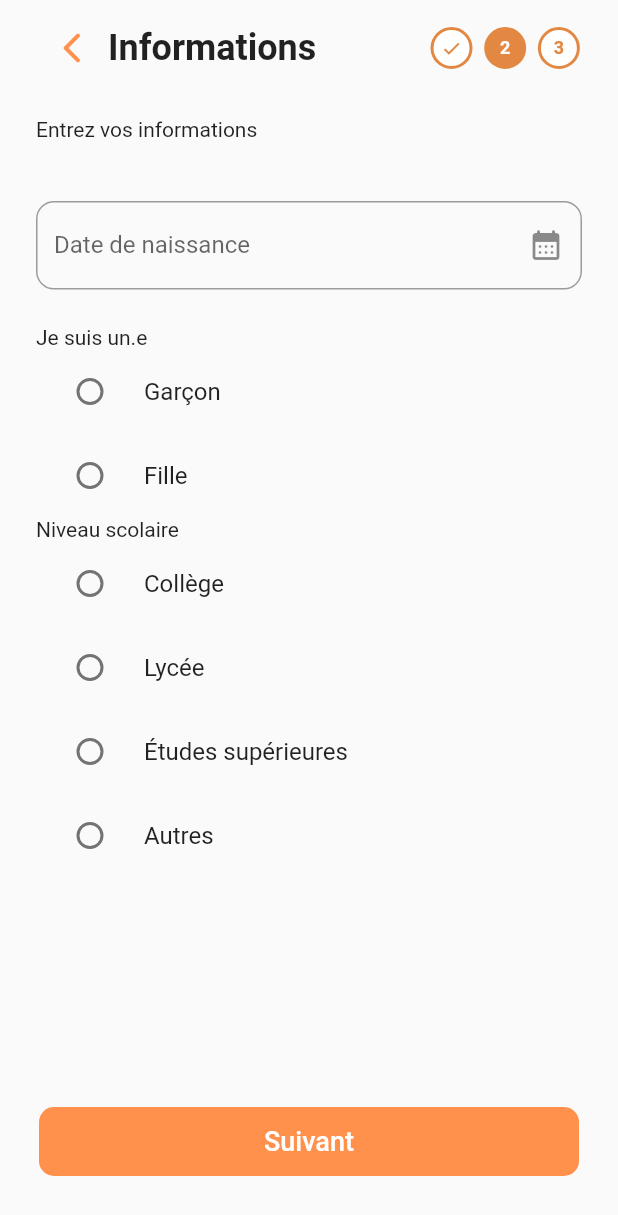
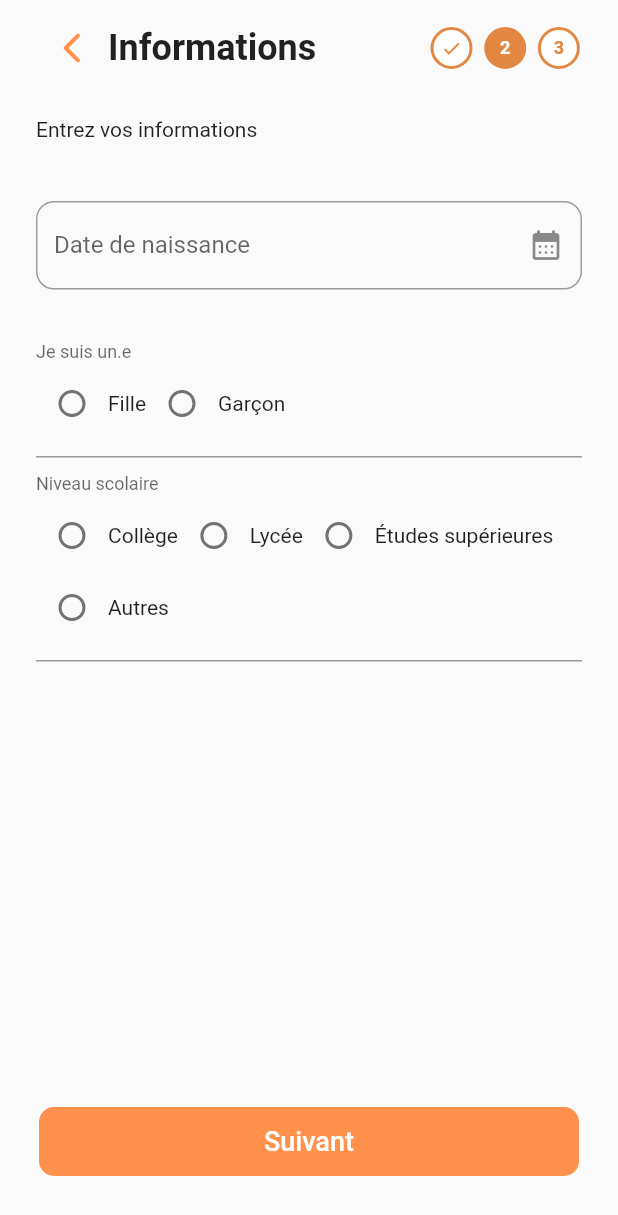
Before and after one commit to Les-Pilotes/immersion, a Flutter app: the SignUpRegistrationScreen screen opened directly, after a tap on "Suivant", on a phone screen of 412 x 824 dp. Shown: the top 1215 px of the screen. Run offline on Flutter 3.47's test engine with Material 2 defaults, Android fonts, the phone set to English and light mode, and no system bars; drawn by our look-alikes of flutter_form_builder; our stand-ins replace cloud_firestore, email_validator, firebase_auth, firebase_core, flutter_bloc, form_builder_validators; accounts and stored records are empty.

Commit message:
Adding Custom radio group for user information

```diff
--- a/lib/src/features/authentication/domain/gender.dart
+++ b/lib/src/features/authentication/domain/gender.dart
@@ -1,4 +1,15 @@
 enum Gender {
+  female,
   male,
-  female,
 }
+
+extension GenderExtension on Gender {
+  String get name {
+    switch (this) {
+      case Gender.female:
+        return 'Fille';
+      case Gender.male:
+        return 'Garçon';
+    }
+  }
+}
--- a/lib/src/features/authentication/domain/school_level.dart
+++ b/lib/src/features/authentication/domain/school_level.dart
@@ -4,3 +4,18 @@ enum SchoolLevel {
   higherEducation,
   other,
 }
+
+extension SchoolLevelExtension on SchoolLevel {
+  String get name {
+    switch (this) {
+      case SchoolLevel.college:
+        return 'Collège';
+      case SchoolLevel.highSchool:
+        return 'Lycée';
+      case SchoolLevel.higherEducation:
+        return 'Études supérieures';
+      case SchoolLevel.other:
+        return 'Autres';
+    }
+  }
+}
--- a/lib/src/features/authentication/presentation/screens/sign_up_informations.dart
+++ b/lib/src/features/authentication/presentation/screens/sign_up_informations.dart
@@ -1,12 +1,15 @@
 import 'package:flutter/material.dart';
+import 'package:flutter_form_builder/flutter_form_builder.dart';
+import 'package:form_builder_validators/form_builder_validators.dart';
+import 'package:immersion/src/features/authentication/domain/gender.dart';
+import 'package:immersion/src/features/authentication/domain/school_level.dart';
 import 'package:immersion/src/features/authentication/presentation/screens/sign_up_preferences.dart';
-import 'package:immersion/src/features/authentication/presentation/widgets/gender_selection.dart';
-import 'package:immersion/src/features/authentication/presentation/widgets/school_level_selection.dart';
 import 'package:immersion/src/utils/styles.dart';
 import 'package:immersion/src/utils/ui_library/button/primary_button.dart';
 import 'package:immersion/src/utils/ui_library/misc/number_circle.dart';
 import 'package:immersion/src/utils/ui_library/text/pilotes_input_field.dart';
 import 'package:immersion/src/utils/ui_library/text/primary_page_title.dart';
+import 'package:intl/intl.dart';
 
 class SignUpInformationScreen extends StatefulWidget {
   const SignUpInformationScreen({super.key});
@@ -14,37 +17,57 @@ class SignUpInformationScreen extends StatefulWidget {
   static const String routeName = "/signUp/information";
 
   @override
-  State<SignUpInformationScreen> createState() => _SignUpInformationScreenState();
+  State<SignUpInformationScreen> createState() =>
+      _SignUpInformationScreenState();
 }
 
 class _SignUpInformationScreenState extends State<SignUpInformationScreen> {
-  final _formKey = GlobalKey<FormState>();
-  late final TextEditingController _emailController;
-  late final TextEditingController _passwordController;
-  final _focusEmail = FocusNode();
-  final _focusPassword = FocusNode();
-  bool _isProcessing = false;
+  //region Variables
+  final _formKey = GlobalKey<FormBuilderState>();
+  late final TextEditingController _dobController;
+  final _focusDob = FocusNode();
 
+  //endregion
+
+  //region Override Methods
   @override
   void initState() {
     super.initState();
-    _emailController = TextEditingController();
-    _passwordController = TextEditingController();
+    _dobController = TextEditingController();
   }
 
   @override
   void dispose() {
-    _emailController.dispose();
-    _passwordController.dispose();
+    _dobController.dispose();
     super.dispose();
   }
 
+  //endregion
+
+  //region Navigation
   void navigateToSignUpPreference(BuildContext context) {
     Navigator.of(context).push(
       MaterialPageRoute<SignUpPreferenceScreen>(
         builder: (context) => const SignUpPreferenceScreen(),
       ),
     );
+  }
+
+  //endregion
+
+  Future<void> _selectDate(BuildContext context) async {
+    final DateTime? picked = await showDatePicker(
+      context: context,
+      initialDate: DateTime(DateTime.now().year - 18, 1, 1),
+      firstDate: DateTime(1900),
+      lastDate: DateTime.now(),
+      locale: const Locale('fr', 'FR'),
+    );
+
+    if (picked != null) {
+      final String formattedDate = DateFormat('dd/MM/yyyy').format(picked);
+      _dobController.text = formattedDate;
+    }
   }
 
   @override
@@ -110,30 +133,108 @@ class _SignUpInformationScreenState extends State<SignUpInformationScreen> {
                     Container(
                       height: 40,
                     ),
-                    PilotesInputField(
-                      fieldHintText: "Date de naissance",
-                      fieldName: 'dob',
-                      fieldIcon: const Icon(Icons.calendar_month_rounded),
-                      controller: _passwordController,
-                      currentNode: _focusPassword,
-                      fieldActionType: TextInputAction.next,
+                    GestureDetector(
+                      onTap: () => _selectDate(context),
+                      child: AbsorbPointer(
+                        child: PilotesInputField(
+                          fieldHintText: "Date de naissance",
+                          fieldName: 'dob',
+                          fieldIcon: const Icon(Icons.calendar_month_rounded),
+                          controller: _dobController,
+                          currentNode: _focusDob,
+                          fieldActionType: TextInputAction.next,
+                        ),
+                      ),
                     ),
                     Container(
                       height: 24,
                     ),
-                    const Text("Je suis un.e"),
-                    const GenderSelection(),
-                    const Text("Niveau scolaire"),
-                    const SchoolLevelSelection(),
+                    Form(
+                      key: _formKey,
+                      child: Column(
+                        children: [
+                          FormBuilderRadioGroup(
+                            decoration: const InputDecoration(
+                                labelText: 'Je suis un.e'),
+                            name: 'gender',
+                            validator: FormBuilderValidators.required(),
+                            options: Gender.values
+                                .map(
+                                  (gender) => FormBuilderFieldOption(
+                                      value: gender.name),
+                                )
+                                .toList(growable: false),
+                          ),
+                          FormBuilderRadioGroup(
+                            decoration: const InputDecoration(
+                                labelText: 'Niveau scolaire'),
+                            name: 'schoolLevel',
+                            validator: FormBuilderValidators.required(),
+                            options: SchoolLevel.values
+                                .map(
+                                  (level) =>
+                                      FormBuilderFieldOption(value: level.name),
+                                )
+                                .toList(growable: false),
+                          ),
+                        ],
+                      ),
+                    ),
                   ],
                 ),
               ),
             ),
             Column(
               children: [
+                //amadou_g@hotmail.fr
                 PrimaryButton(
                   text: "Suivant",
-                  onPressed: () => navigateToSignUpPreference(context),
+                  onPressed: () {
+                    if (_formKey.currentState?.validate() == false) {
+                      if (_dobController.text.isNotEmpty) {
+                        navigateToSignUpPreference(context);
+                      } else {
+                        showDialog<AlertDialog>(
+                          context: context,
+                          builder: (BuildContext context) {
+                            return AlertDialog(
+                              title: const Text('Date de naissance'),
+                              content:
+                                  const Text('Entrez une date de naissance'),
+                              actions: [
+                                TextButton(
+                                  child: const Text('OK'),
+                                  onPressed: () {
+                                    Navigator.of(context)
+                                        .pop(); // Close the dialog
+                                  },
+                                ),
+                              ],
+                            );
+                          },
+                        );
+                      }
+                    } else {
+                      showDialog<AlertDialog>(
+                        context: context,
+                        builder: (BuildContext context) {
+                          return AlertDialog(
+                            title: const Text('Informations'),
+                            content: const Text('Choississez une option'),
+                            actions: [
+                              TextButton(
+                                child: const Text('OK'),
+                                onPressed: () {
+                                  Navigator.of(context)
+                                      .pop(); // Close the dialog
+                                },
+                              ),
+                            ],
+                          );
+                        },
+                      );
+                    }
+                  },
                 ),
                 const SizedBox(height: 40),
               ],
--- a/pubspec.yaml
+++ b/pubspec.yaml
@@ -38,6 +38,7 @@ dependencies:
   flutter_bloc: ^8.1.3
   flutter_form_builder: ^9.0.0
   flutter_launcher_icons: ^0.13.1
+  flutter_localization: ^0.1.12
   form_builder_validators: ^9.0.0
   intl: 0.18.0
 
```
Also changed, not shown: lib/main.dart (+10 -2 lines), lib/src/features/authentication/presentation/screens/sign_up_registration.dart (+9 -6 lines), pubspec.lock, 1 other file.
